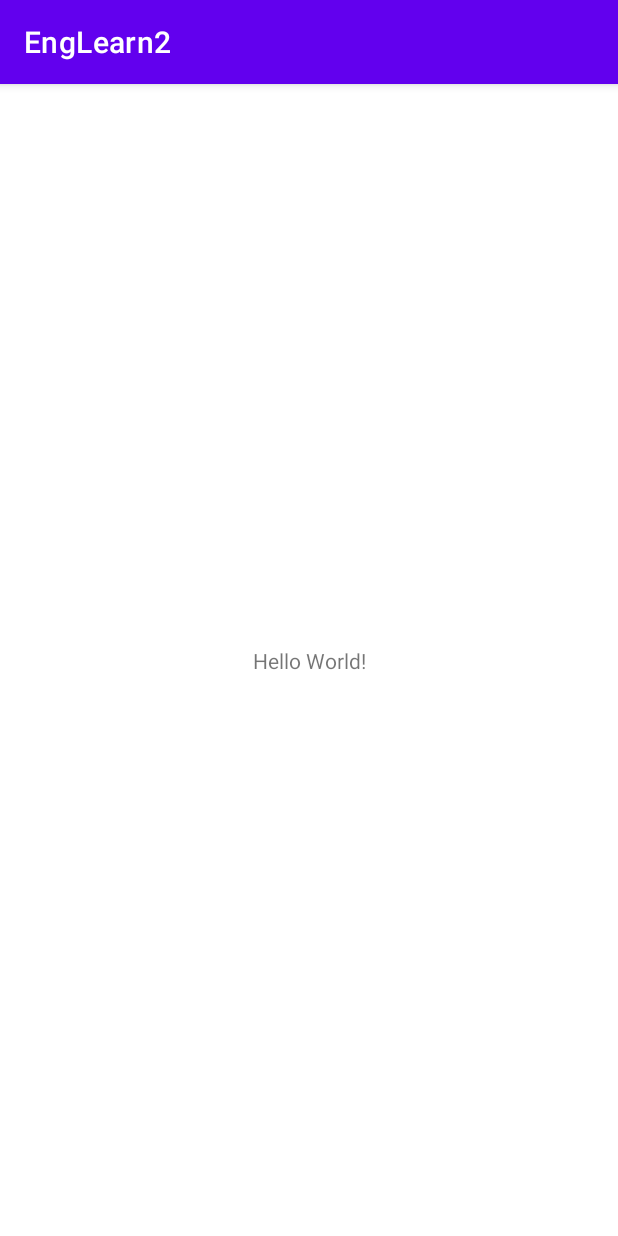
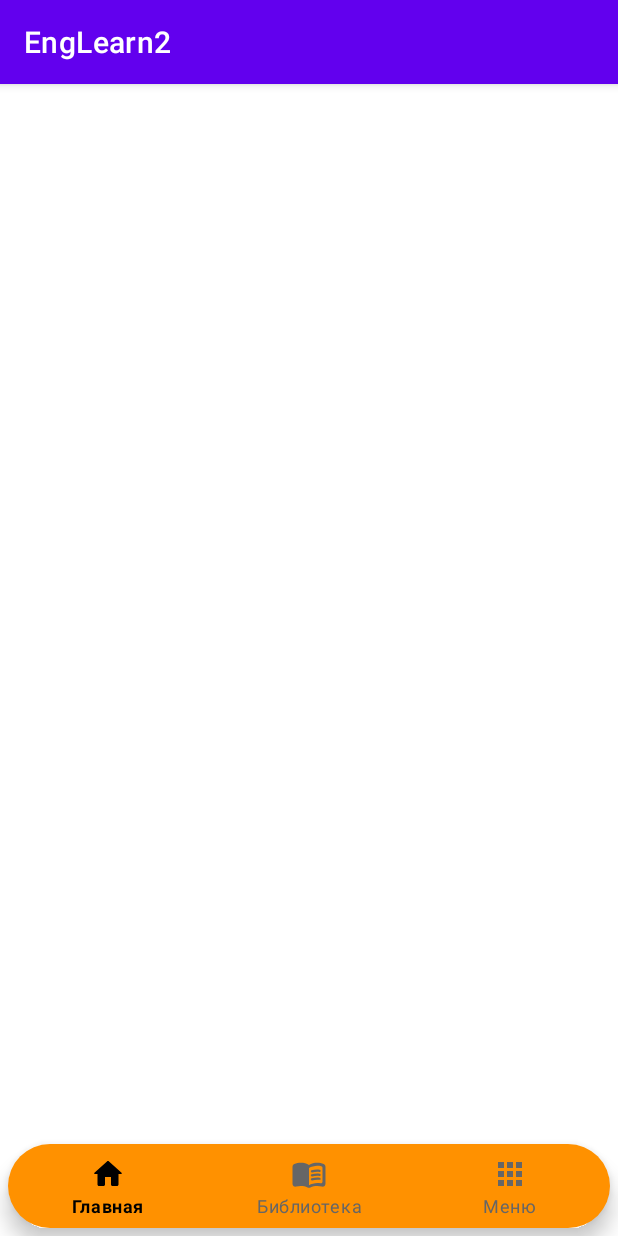
Before and after one commit to Komilast/EngLearn2, an Android app: the screen it shows after launch (MainActivity), on a phone screen of 412 x 824 dp. Run offline under Robolectric (Android 15) with nearby library versions, the phone set to English and light mode, and no system bars; 2 statements that could not run were skipped.

Commit message:
Создал панель навигации

```diff
--- /dev/null
+++ b/app/src/main/java/ru/guru/englearn2/View/Fragments/LibraryFragment.kt
@@ -0,0 +1,20 @@
+package ru.guru.englearn2.View.Fragments
+
+import android.os.Bundle
+import android.view.LayoutInflater
+import android.view.View
+import android.view.ViewGroup
+import androidx.fragment.app.Fragment
+import ru.guru.englearn2.R
+import ru.guru.englearn2.databinding.FragmentLibraryBinding
+
+class LibraryFragment : Fragment(R.layout.fragment_library) {
+
+    private lateinit var binding: FragmentLibraryBinding
+
+    override fun onCreateView(inflater: LayoutInflater, container: ViewGroup?, savedInstanceState: Bundle?): View? {
+        binding = FragmentLibraryBinding.inflate(inflater, container, false)
+        return binding.root
+    }
+
+}
--- /dev/null
+++ b/app/src/main/res/color/bnb_state_color.xml
@@ -0,0 +1,5 @@
+<?xml version="1.0" encoding="utf-8"?>
+<selector xmlns:android="http://schemas.android.com/apk/res/android">
+    <item android:color="@color/black" android:state_checked="true" />
+    <item android:color="#666" android:state_checked="false" />
+</selector>
--- /dev/null
+++ b/app/src/main/res/drawable/bnb_bg_rounded_corners.xml
@@ -0,0 +1,6 @@
+<?xml version="1.0" encoding="utf-8"?>
+<shape xmlns:android="http://schemas.android.com/apk/res/android"
+    android:shape="rectangle">
+    <solid android:color="@color/app_2"/>
+    <corners android:radius="90dp"/>
+</shape>
--- /dev/null
+++ b/app/src/main/res/drawable/home_icon.xml
@@ -0,0 +1,5 @@
+<vector android:height="40dp" android:tint="@color/app"
+    android:viewportHeight="24" android:viewportWidth="24"
+    android:width="40dp" xmlns:android="http://schemas.android.com/apk/res/android">
+    <path android:fillColor="@color/app" android:pathData="M10,19v-5h4v5c0,0.55 0.45,1 1,1h3c0.55,0 1,-0.45 1,-1v-7h1.7c0.46,0 0.68,-0.57 0.33,-0.87L12.67,3.6c-0.38,-0.34 -0.96,-0.34 -1.34,0l-8.36,7.53c-0.34,0.3 -0.13,0.87 0.33,0.87H5v7c0,0.55 0.45,1 1,1h3c0.55,0 1,-0.45 1,-1z"/>
+</vector>
--- /dev/null
+++ b/app/src/main/res/drawable/library_icon.xml
@@ -0,0 +1,8 @@
+<vector android:autoMirrored="true" android:height="40dp"
+    android:tint="@color/app" android:viewportHeight="24"
+    android:viewportWidth="24" android:width="40dp" xmlns:android="http://schemas.android.com/apk/res/android">
+    <path android:fillColor="@color/app" android:pathData="M17.5,4.5c-1.95,0 -4.05,0.4 -5.5,1.5c-1.45,-1.1 -3.55,-1.5 -5.5,-1.5c-1.45,0 -2.99,0.22 -4.28,0.79C1.49,5.62 1,6.33 1,7.14l0,11.28c0,1.3 1.22,2.26 2.48,1.94C4.46,20.11 5.5,20 6.5,20c1.56,0 3.22,0.26 4.56,0.92c0.6,0.3 1.28,0.3 1.87,0c1.34,-0.67 3,-0.92 4.56,-0.92c1,0 2.04,0.11 3.02,0.36c1.26,0.33 2.48,-0.63 2.48,-1.94l0,-11.28c0,-0.81 -0.49,-1.52 -1.22,-1.85C20.49,4.72 18.95,4.5 17.5,4.5zM21,17.23c0,0.63 -0.58,1.09 -1.2,0.98c-0.75,-0.14 -1.53,-0.2 -2.3,-0.2c-1.7,0 -4.15,0.65 -5.5,1.5V8c1.35,-0.85 3.8,-1.5 5.5,-1.5c0.92,0 1.83,0.09 2.7,0.28c0.46,0.1 0.8,0.51 0.8,0.98V17.23z"/>
+    <path android:fillColor="@color/app" android:pathData="M13.98,11.01c-0.32,0 -0.61,-0.2 -0.71,-0.52c-0.13,-0.39 0.09,-0.82 0.48,-0.94c1.54,-0.5 3.53,-0.66 5.36,-0.45c0.41,0.05 0.71,0.42 0.66,0.83c-0.05,0.41 -0.42,0.71 -0.83,0.66c-1.62,-0.19 -3.39,-0.04 -4.73,0.39C14.13,10.99 14.05,11.01 13.98,11.01z"/>
+    <path android:fillColor="@color/app" android:pathData="M13.98,13.67c-0.32,0 -0.61,-0.2 -0.71,-0.52c-0.13,-0.39 0.09,-0.82 0.48,-0.94c1.53,-0.5 3.53,-0.66 5.36,-0.45c0.41,0.05 0.71,0.42 0.66,0.83c-0.05,0.41 -0.42,0.71 -0.83,0.66c-1.62,-0.19 -3.39,-0.04 -4.73,0.39C14.13,13.66 14.05,13.67 13.98,13.67z"/>
+    <path android:fillColor="@color/app" android:pathData="M13.98,16.33c-0.32,0 -0.61,-0.2 -0.71,-0.52c-0.13,-0.39 0.09,-0.82 0.48,-0.94c1.53,-0.5 3.53,-0.66 5.36,-0.45c0.41,0.05 0.71,0.42 0.66,0.83c-0.05,0.41 -0.42,0.7 -0.83,0.66c-1.62,-0.19 -3.39,-0.04 -4.73,0.39C14.13,16.32 14.05,16.33 13.98,16.33z"/>
+</vector>
--- /dev/null
+++ b/app/src/main/res/drawable/menu_icon.xml
@@ -0,0 +1,5 @@
+<vector android:height="40dp" android:tint="@color/app"
+    android:viewportHeight="24" android:viewportWidth="24"
+    android:width="40dp" xmlns:android="http://schemas.android.com/apk/res/android">
+    <path android:fillColor="@android:color/white" android:pathData="M4,8h4L8,4L4,4v4zM10,20h4v-4h-4v4zM4,20h4v-4L4,16v4zM4,14h4v-4L4,10v4zM10,14h4v-4h-4v4zM16,4v4h4L20,4h-4zM10,8h4L14,4h-4v4zM16,14h4v-4h-4v4zM16,20h4v-4h-4v4z"/>
+</vector>
--- a/app/src/main/res/layout/activity_main.xml
+++ b/app/src/main/res/layout/activity_main.xml
@@ -6,13 +6,29 @@
     android:layout_height="match_parent"
     tools:context=".View.Activities.MainActivity">
 
-    <TextView
-        android:layout_width="wrap_content"
+    <com.google.android.material.bottomnavigation.BottomNavigationView
+        android:id="@+id/bnb"
+        android:layout_width="match_parent"
         android:layout_height="wrap_content"
-        android:text="Hello World!"
         app:layout_constraintBottom_toBottomOf="parent"
-        app:layout_constraintLeft_toLeftOf="parent"
-        app:layout_constraintRight_toRightOf="parent"
+        app:layout_constraintEnd_toEndOf="parent"
+        app:layout_constraintStart_toStartOf="parent"
+        app:menu="@menu/bottom_nav_menu"
+        android:background="@drawable/bnb_bg_rounded_corners"
+        android:layout_marginHorizontal="5dp"
+        android:layout_marginBottom="5dp"
+        app:itemTextColor="@color/bnb_state_color"
+        app:itemIconTint="@color/bnb_state_color"/>
+
+    <androidx.fragment.app.FragmentContainerView
+        android:id="@+id/fragmentContainerView"
+        android:name="ru.guru.englearn2.View.Fragments.LibraryFragment"
+        android:layout_width="0dp"
+        android:layout_height="0dp"
+        app:layout_constraintBottom_toBottomOf="parent"
+        app:layout_constraintEnd_toEndOf="parent"
+        app:layout_constraintStart_toStartOf="parent"
         app:layout_constraintTop_toTopOf="parent" />
 
+
 </androidx.constraintlayout.widget.ConstraintLayout>
--- /dev/null
+++ b/app/src/main/res/layout/fragment_library.xml
@@ -0,0 +1,6 @@
+<?xml version="1.0" encoding="utf-8"?>
+<androidx.constraintlayout.widget.ConstraintLayout xmlns:android="http://schemas.android.com/apk/res/android"
+    android:layout_width="match_parent"
+    android:layout_height="match_parent">
+
+</androidx.constraintlayout.widget.ConstraintLayout>
--- /dev/null
+++ b/app/src/main/res/menu/bottom_nav_menu.xml
@@ -0,0 +1,22 @@
+<?xml version="1.0" encoding="utf-8"?>
+<menu xmlns:android="http://schemas.android.com/apk/res/android">
+
+    <item
+        android:id="@+id/bnb_home"
+        android:title="@string/bnb_home_title"
+        android:enabled="true"
+        android:icon="@drawable/home_icon"/>
+
+    <item
+        android:id="@+id/bnb_library"
+        android:title="@string/bnb_library_title"
+        android:enabled="true"
+        android:icon="@drawable/library_icon"/>
+
+    <item
+        android:id="@+id/bnb_menu"
+        android:title="@string/bnb_menu_title"
+        android:enabled="true"
+        android:icon="@drawable/menu_icon"/>
+
+</menu>
--- a/app/src/main/res/values/colors.xml
+++ b/app/src/main/res/values/colors.xml
@@ -7,4 +7,7 @@
     <color name="teal_700">#FF018786</color>
     <color name="black">#FF000000</color>
     <color name="white">#FFFFFFFF</color>
+    <color name="app">#00B0FF</color>
+    <color name="transparent">#00FFFFFF</color>
+    <color name="app_2">#FF9100</color>
 </resources>
--- a/app/src/main/res/values/strings.xml
+++ b/app/src/main/res/values/strings.xml
@@ -1,3 +1,6 @@
 <resources>
     <string name="app_name">EngLearn2</string>
+    <string name="bnb_home_title">Главная</string>
+    <string name="bnb_library_title">Библиотека</string>
+    <string name="bnb_menu_title">Меню</string>
 </resources>
```
